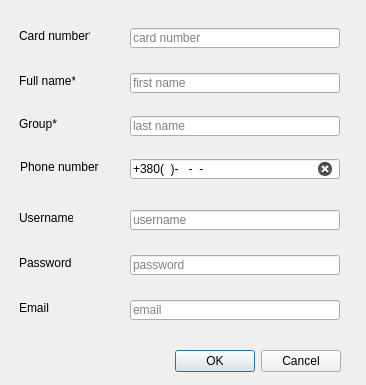
The window that ui/add_user.ui (TarasRudnyk/Students_health_records) describes before a commit, drawn with Qt 5.
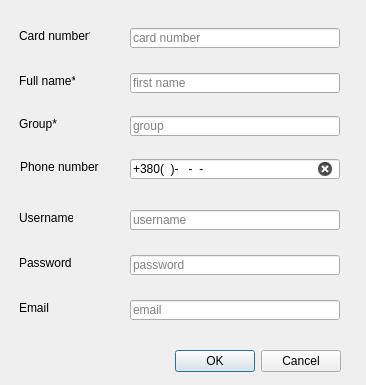
The same window after the commit. Icons and pictures are not drawn.

Commit message: Changed line edit in add_user ui.

```diff
--- a/ui/add_user.ui
+++ b/ui/add_user.ui
@@ -122,7 +122,7 @@
     <number>28</number>
    </property>
    <property name="placeholderText">
-    <string>last name</string>
+    <string>group</string>
    </property>
    <property name="clearButtonEnabled">
     <bool>true</bool>
@@ -292,7 +292,7 @@
    <property name="geometry">
     <rect>
      <x>131</x>
-     <y>91</y>
+     <y>93</y>
      <width>210</width>
      <height>13</height>
     </rect>
@@ -318,7 +318,7 @@
    <property name="geometry">
     <rect>
      <x>131</x>
-     <y>135</y>
+     <y>137</y>
      <width>210</width>
      <height>13</height>
     </rect>
@@ -344,7 +344,7 @@
    <property name="geometry">
     <rect>
      <x>131</x>
-     <y>273</y>
+     <y>275</y>
      <width>210</width>
      <height>13</height>
     </rect>
```
The commit also changes 2 other files.
